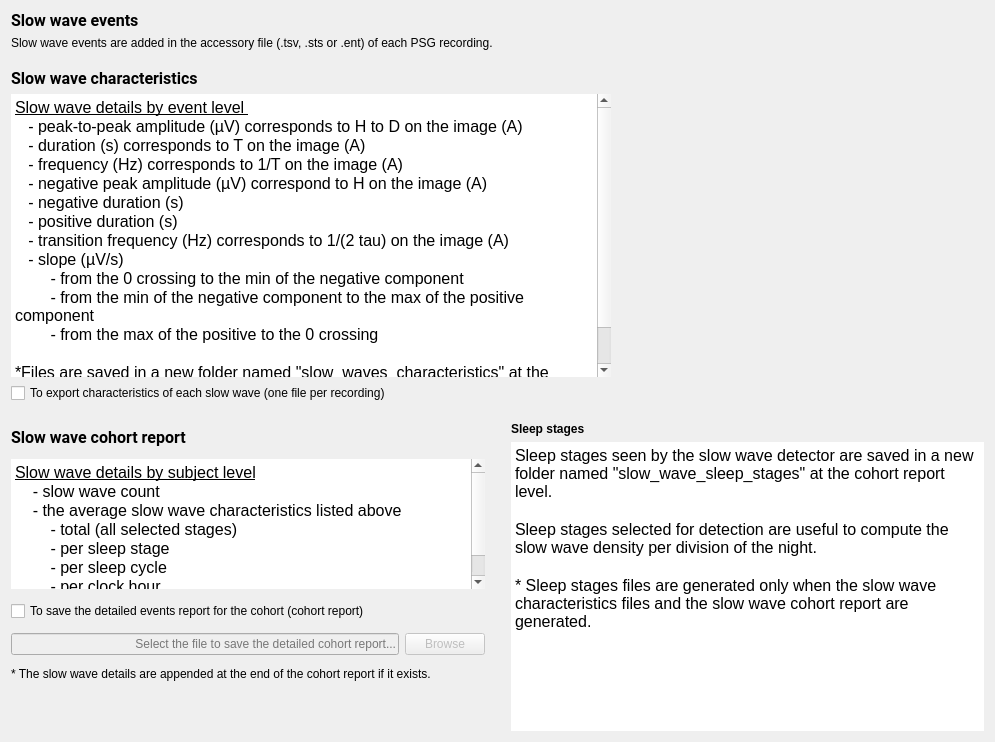
First picture: the form in tools/CEAMSTools/SlowWaveDetection/SSWDSaveFiles/Ui_SSWDSaveFiles.ui, repository SnoozToolbox/snooz-package-ceams, before the edit.
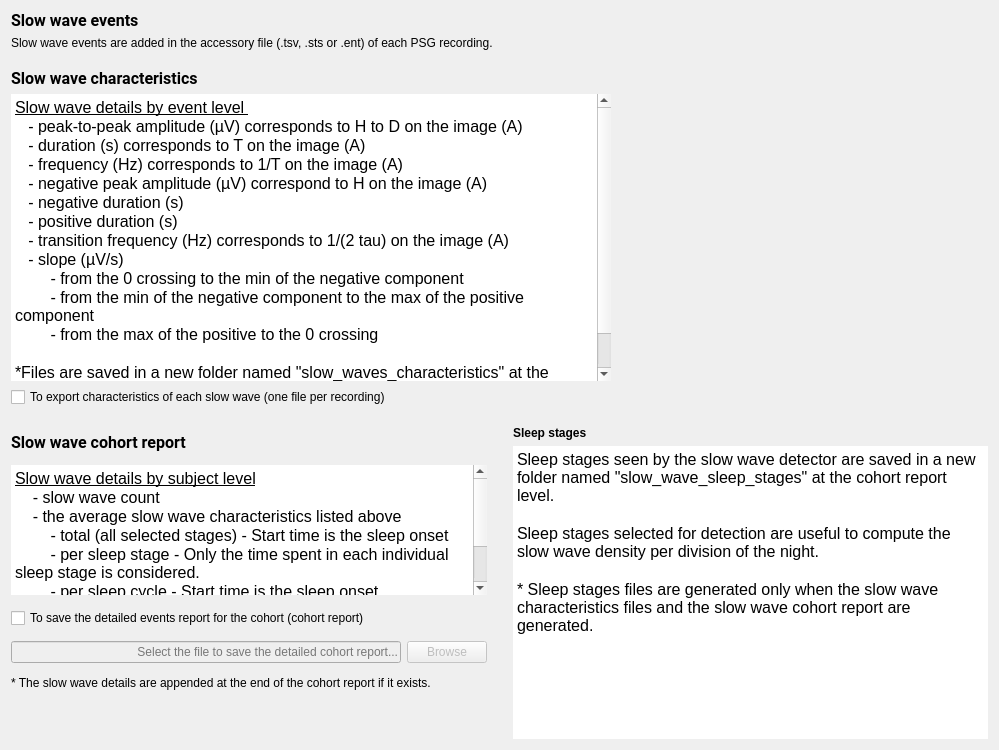
Second picture: the form after the edit.

Commit message: UI clarification about the start time of the analysis and some modifications

```diff
--- a/tools/CEAMSTools/SlowWaveDetection/SSWDSaveFiles/Ui_SSWDSaveFiles.ui
+++ b/tools/CEAMSTools/SlowWaveDetection/SSWDSaveFiles/Ui_SSWDSaveFiles.ui
@@ -6,8 +6,8 @@
    <rect>
     <x>0</x>
     <y>0</y>
-    <width>995</width>
-    <height>742</height>
+    <width>999</width>
+    <height>750</height>
    </rect>
   </property>
   <property name="minimumSize">
@@ -252,11 +252,11 @@
 &lt;p style=&quot; margin-top:0px; margin-bottom:0px; margin-left:0px; margin-right:0px; -qt-block-indent:0; text-indent:0px;&quot;&gt;&lt;span style=&quot; text-decoration: underline;&quot;&gt;Slow wave details by subject level&lt;/span&gt;&lt;/p&gt;
 &lt;p style=&quot; margin-top:0px; margin-bottom:0px; margin-left:0px; margin-right:0px; -qt-block-indent:0; text-indent:0px;&quot;&gt;    - slow wave count&lt;/p&gt;
 &lt;p style=&quot; margin-top:0px; margin-bottom:0px; margin-left:0px; margin-right:0px; -qt-block-indent:0; text-indent:0px;&quot;&gt;    - the average slow wave characteristics listed above&lt;/p&gt;
-&lt;p style=&quot; margin-top:0px; margin-bottom:0px; margin-left:0px; margin-right:0px; -qt-block-indent:0; text-indent:0px;&quot;&gt;        - total (all selected stages)&lt;/p&gt;
-&lt;p style=&quot; margin-top:0px; margin-bottom:0px; margin-left:0px; margin-right:0px; -qt-block-indent:0; text-indent:0px;&quot;&gt;        - per sleep stage&lt;/p&gt;
-&lt;p style=&quot; margin-top:0px; margin-bottom:0px; margin-left:0px; margin-right:0px; -qt-block-indent:0; text-indent:0px;&quot;&gt;        - per sleep cycle&lt;/p&gt;
-&lt;p style=&quot; margin-top:0px; margin-bottom:0px; margin-left:0px; margin-right:0px; -qt-block-indent:0; text-indent:0px;&quot;&gt;        - per clock hour&lt;/p&gt;
-&lt;p style=&quot; margin-top:0px; margin-bottom:0px; margin-left:0px; margin-right:0px; -qt-block-indent:0; text-indent:0px;&quot;&gt;        - per hour spent in each stage&lt;/p&gt;&lt;/body&gt;&lt;/html&gt;</string>
+&lt;p style=&quot; margin-top:0px; margin-bottom:0px; margin-left:0px; margin-right:0px; -qt-block-indent:0; text-indent:0px;&quot;&gt;        - total (all selected stages) - Start time is the sleep onset&lt;/p&gt;
+&lt;p style=&quot; margin-top:0px; margin-bottom:0px; margin-left:0px; margin-right:0px; -qt-block-indent:0; text-indent:0px;&quot;&gt;        - per sleep stage - Only the time spent in each individual sleep stage is considered.&lt;/p&gt;
+&lt;p style=&quot; margin-top:0px; margin-bottom:0px; margin-left:0px; margin-right:0px; -qt-block-indent:0; text-indent:0px;&quot;&gt;        - per sleep cycle - Start time is the sleep onset&lt;/p&gt;
+&lt;p style=&quot; margin-top:0px; margin-bottom:0px; margin-left:0px; margin-right:0px; -qt-block-indent:0; text-indent:0px;&quot;&gt;        - per clock hour - Start time is the sleep onset&lt;/p&gt;
+&lt;p style=&quot; margin-top:0px; margin-bottom:0px; margin-left:0px; margin-right:0px; -qt-block-indent:0; text-indent:0px;&quot;&gt;        - per hour spent in each stage - Start time is when each specific stage first begins in the timeline.&lt;/p&gt;&lt;/body&gt;&lt;/html&gt;</string>
          </property>
         </widget>
        </item>
```
The commit also changes 18 other files.
